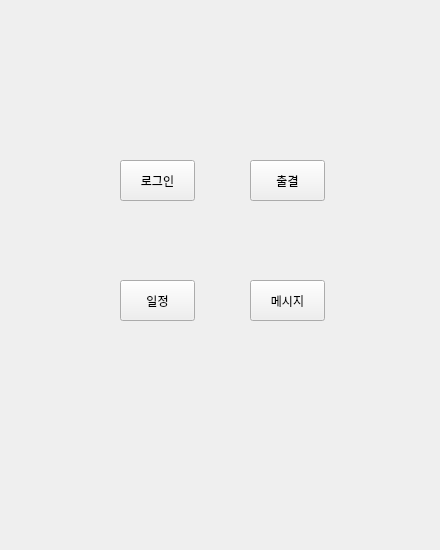
This is bcon/bcon.ui in soyyoonn/Project as Qt 5 draws it before an edit. The edited form follows.
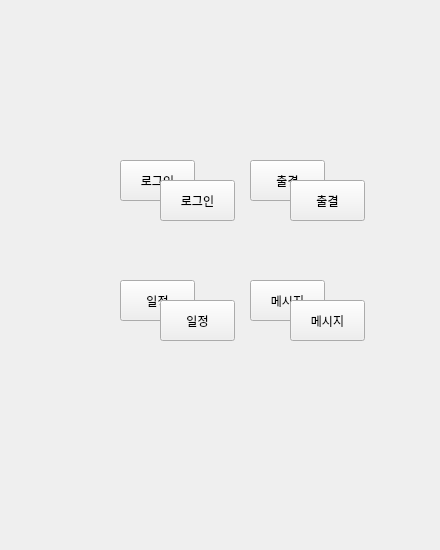
This is the edited form. The open tabs and pages were chosen to show the change.

Diff of the .ui file:
```diff
--- a/bcon/bcon.ui
+++ b/bcon/bcon.ui
@@ -78,6 +78,88 @@
       <string>일정</string>
      </property>
     </widget>
+    <widget class="QStackedWidget" name="stackedWidget_2">
+     <property name="geometry">
+      <rect>
+       <x>0</x>
+       <y>150</y>
+       <width>441</width>
+       <height>221</height>
+      </rect>
+     </property>
+     <property name="currentIndex">
+      <number>1</number>
+     </property>
+     <widget class="QWidget" name="page_9">
+      <widget class="QPushButton" name="btn_message_2">
+       <property name="geometry">
+        <rect>
+         <x>290</x>
+         <y>150</y>
+         <width>75</width>
+         <height>41</height>
+        </rect>
+       </property>
+       <property name="text">
+        <string>메시지</string>
+       </property>
+      </widget>
+      <widget class="QPushButton" name="btn_cal_2">
+       <property name="geometry">
+        <rect>
+         <x>160</x>
+         <y>150</y>
+         <width>75</width>
+         <height>41</height>
+        </rect>
+       </property>
+       <property name="text">
+        <string>일정</string>
+       </property>
+      </widget>
+      <widget class="QPushButton" name="btn_login_2">
+       <property name="geometry">
+        <rect>
+         <x>160</x>
+         <y>30</y>
+         <width>75</width>
+         <height>41</height>
+        </rect>
+       </property>
+       <property name="text">
+        <string>로그인</string>
+       </property>
+      </widget>
+      <widget class="QPushButton" name="btn_check_2">
+       <property name="geometry">
+        <rect>
+         <x>290</x>
+         <y>30</y>
+         <width>75</width>
+         <height>41</height>
+        </rect>
+       </property>
+       <property name="text">
+        <string>출결</string>
+       </property>
+      </widget>
+     </widget>
+     <widget class="QWidget" name="page_10">
+      <widget class="QPushButton" name="pushButton">
+       <property name="geometry">
+        <rect>
+         <x>190</x>
+         <y>70</y>
+         <width>75</width>
+         <height>23</height>
+        </rect>
+       </property>
+       <property name="text">
+        <string>PushButton</string>
+       </property>
+      </widget>
+     </widget>
+    </widget>
    </widget>
    <widget class="QWidget" name="page">
     <widget class="QPushButton" name="btn_login2">
```
Left out of the diff: 68 changed lines with no effect on the pictures.
